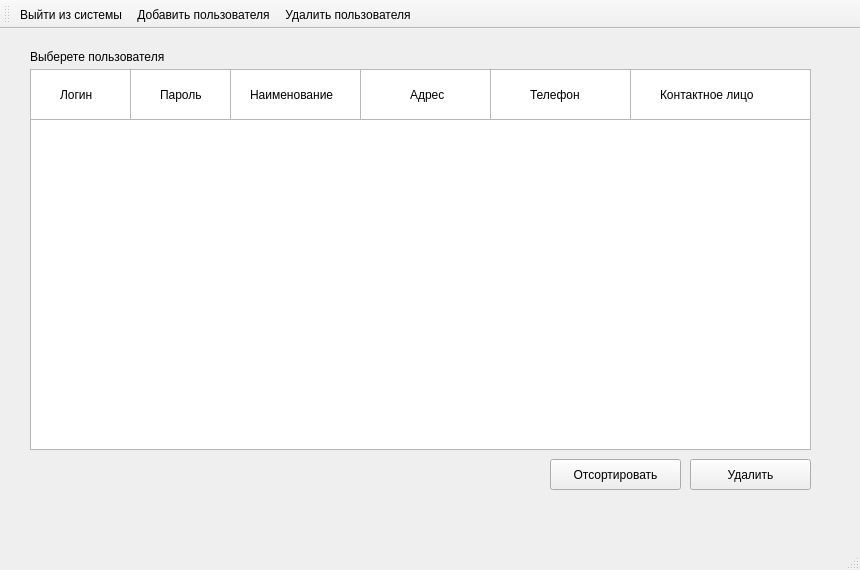
Above: Source/MDKP/adminwindowdeluser.ui from striction10/MDKP before the change. Below: the same form after it.
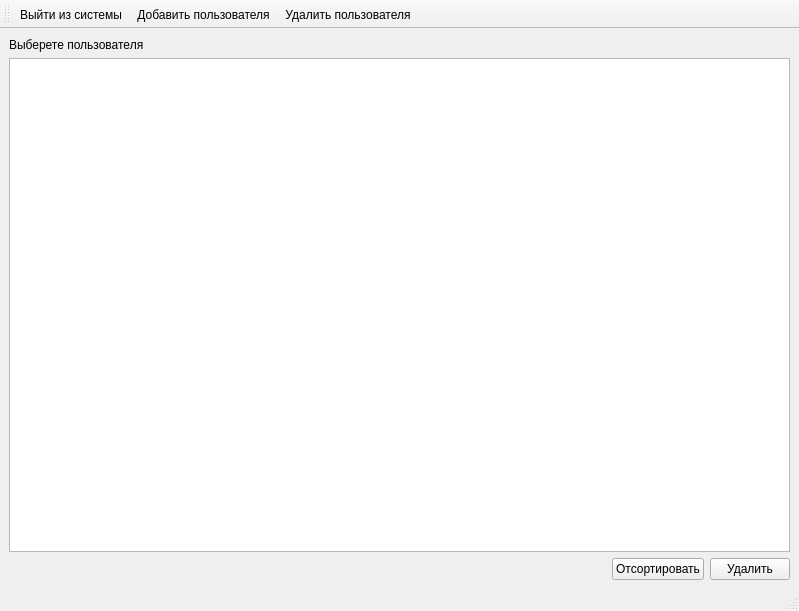
That is the form after the change.

What changed in the file:
```diff
--- a/Source/MDKP/adminwindowdeluser.ui
+++ b/Source/MDKP/adminwindowdeluser.ui
@@ -6,220 +6,61 @@
    <rect>
     <x>0</x>
     <y>0</y>
-    <width>860</width>
-    <height>570</height>
+    <width>799</width>
+    <height>611</height>
    </rect>
   </property>
   <property name="windowTitle">
    <string>MainWindow</string>
   </property>
   <widget class="QWidget" name="centralwidget">
-   <widget class="QPushButton" name="pushButton">
-    <property name="geometry">
-     <rect>
-      <x>690</x>
-      <y>430</y>
-      <width>121</width>
-      <height>31</height>
-     </rect>
-    </property>
-    <property name="text">
-     <string>Удалить</string>
-    </property>
-   </widget>
-   <widget class="QPushButton" name="pushButton_2">
-    <property name="geometry">
-     <rect>
-      <x>550</x>
-      <y>430</y>
-      <width>131</width>
-      <height>31</height>
-     </rect>
-    </property>
-    <property name="text">
-     <string>Отсортировать</string>
-    </property>
-   </widget>
-   <widget class="QTableWidget" name="tableWidget">
-    <property name="geometry">
-     <rect>
-      <x>30</x>
-      <y>40</y>
-      <width>781</width>
-      <height>381</height>
-     </rect>
-    </property>
-    <property name="toolTip">
-     <string>&lt;html&gt;&lt;head/&gt;&lt;body&gt;&lt;p&gt;&lt;br/&gt;&lt;/p&gt;&lt;/body&gt;&lt;/html&gt;</string>
-    </property>
-   </widget>
-   <widget class="QLabel" name="label_2">
-    <property name="geometry">
-     <rect>
-      <x>60</x>
-      <y>50</y>
-      <width>41</width>
-      <height>31</height>
-     </rect>
-    </property>
-    <property name="text">
-     <string>Логин</string>
-    </property>
-   </widget>
-   <widget class="QLabel" name="label_5">
-    <property name="geometry">
-     <rect>
-      <x>410</x>
-      <y>50</y>
-      <width>41</width>
-      <height>31</height>
-     </rect>
-    </property>
-    <property name="text">
-     <string>Адрес</string>
-    </property>
-   </widget>
-   <widget class="QLabel" name="label_7">
-    <property name="geometry">
-     <rect>
-      <x>660</x>
-      <y>50</y>
-      <width>111</width>
-      <height>31</height>
-     </rect>
-    </property>
-    <property name="text">
-     <string>Контактное лицо</string>
-    </property>
-   </widget>
-   <widget class="QLabel" name="label">
-    <property name="geometry">
-     <rect>
-      <x>30</x>
-      <y>20</y>
-      <width>161</width>
-      <height>16</height>
-     </rect>
-    </property>
-    <property name="text">
-     <string>Выберете пользователя</string>
-    </property>
-   </widget>
-   <widget class="QLabel" name="label_6">
-    <property name="geometry">
-     <rect>
-      <x>530</x>
-      <y>50</y>
-      <width>61</width>
-      <height>31</height>
-     </rect>
-    </property>
-    <property name="text">
-     <string>Телефон</string>
-    </property>
-   </widget>
-   <widget class="QLabel" name="label_4">
-    <property name="geometry">
-     <rect>
-      <x>250</x>
-      <y>50</y>
-      <width>101</width>
-      <height>31</height>
-     </rect>
-    </property>
-    <property name="text">
-     <string>Наименование</string>
-    </property>
-   </widget>
-   <widget class="QLabel" name="label_3">
-    <property name="geometry">
-     <rect>
-      <x>160</x>
-      <y>50</y>
-      <width>51</width>
-      <height>31</height>
-     </rect>
-    </property>
-    <property name="text">
-     <string>Пароль</string>
-    </property>
-   </widget>
-   <widget class="QColumnView" name="columnView_7">
-    <property name="geometry">
-     <rect>
-      <x>30</x>
-      <y>40</y>
-      <width>101</width>
-      <height>51</height>
-     </rect>
-    </property>
-   </widget>
-   <widget class="QColumnView" name="columnView_8">
-    <property name="geometry">
-     <rect>
-      <x>130</x>
-      <y>40</y>
-      <width>101</width>
-      <height>51</height>
-     </rect>
-    </property>
-   </widget>
-   <widget class="QColumnView" name="columnView_9">
-    <property name="geometry">
-     <rect>
-      <x>230</x>
-      <y>40</y>
-      <width>131</width>
-      <height>51</height>
-     </rect>
-    </property>
-   </widget>
-   <widget class="QColumnView" name="columnView_10">
-    <property name="geometry">
-     <rect>
-      <x>360</x>
-      <y>40</y>
-      <width>131</width>
-      <height>51</height>
-     </rect>
-    </property>
-   </widget>
-   <widget class="QColumnView" name="columnView_11">
-    <property name="geometry">
-     <rect>
-      <x>490</x>
-      <y>40</y>
-      <width>141</width>
-      <height>51</height>
-     </rect>
-    </property>
-   </widget>
-   <widget class="QColumnView" name="columnView_12">
-    <property name="geometry">
-     <rect>
-      <x>630</x>
-      <y>40</y>
-      <width>181</width>
-      <height>51</height>
-     </rect>
-    </property>
-   </widget>
-   <zorder>tableWidget</zorder>
-   <zorder>pushButton</zorder>
-   <zorder>pushButton_2</zorder>
-   <zorder>label</zorder>
-   <zorder>columnView_7</zorder>
-   <zorder>label_2</zorder>
-   <zorder>columnView_8</zorder>
-   <zorder>label_3</zorder>
-   <zorder>columnView_9</zorder>
-   <zorder>label_4</zorder>
-   <zorder>columnView_10</zorder>
-   <zorder>label_5</zorder>
-   <zorder>columnView_11</zorder>
-   <zorder>label_6</zorder>
-   <zorder>columnView_12</zorder>
-   <zorder>label_7</zorder>
+   <layout class="QGridLayout" name="gridLayout">
+    <item row="0" column="0">
+     <widget class="QLabel" name="label">
+      <property name="text">
+       <string>Выберете пользователя</string>
+      </property>
+     </widget>
+    </item>
+    <item row="1" column="0" colspan="2">
+     <widget class="QTableView" name="tableViewUsers"/>
+    </item>
+    <item row="2" column="1">
+     <layout class="QHBoxLayout" name="horizontalLayout_2">
+      <item>
+       <layout class="QHBoxLayout" name="horizontalLayout">
+        <item>
+         <widget class="QPushButton" name="pushButtonSort">
+          <property name="text">
+           <string>Отсортировать</string>
+          </property>
+         </widget>
+        </item>
+        <item>
+         <widget class="QPushButton" name="pushButton">
+          <property name="text">
+           <string>Удалить</string>
+          </property>
+         </widget>
+        </item>
+       </layout>
+      </item>
+     </layout>
+    </item>
+    <item row="2" column="0">
+     <spacer name="horizontalSpacer">
+      <property name="orientation">
+       <enum>Qt::Horizontal</enum>
+      </property>
+      <property name="sizeHint" stdset="0">
+       <size>
+        <width>40</width>
+        <height>20</height>
+       </size>
+      </property>
+     </spacer>
+    </item>
+   </layout>
   </widget>
   <widget class="QMenuBar" name="menubar">
    <property name="geometry">
```
Left out of the diff: 2 changed lines with no effect on the pictures.
